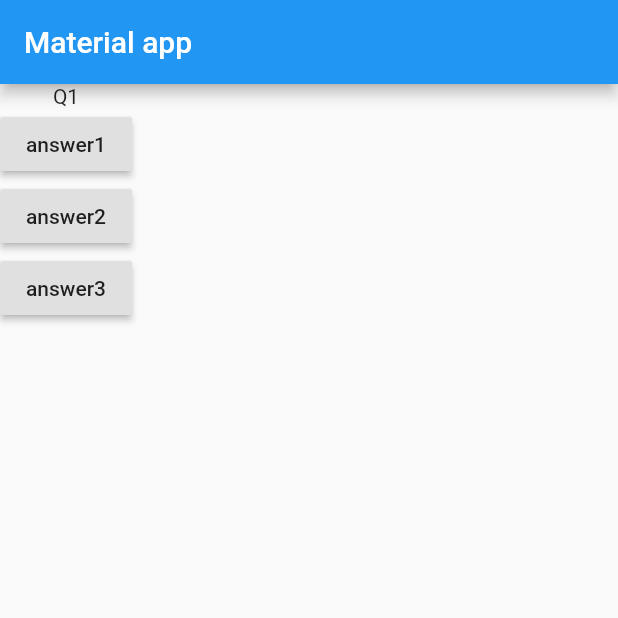
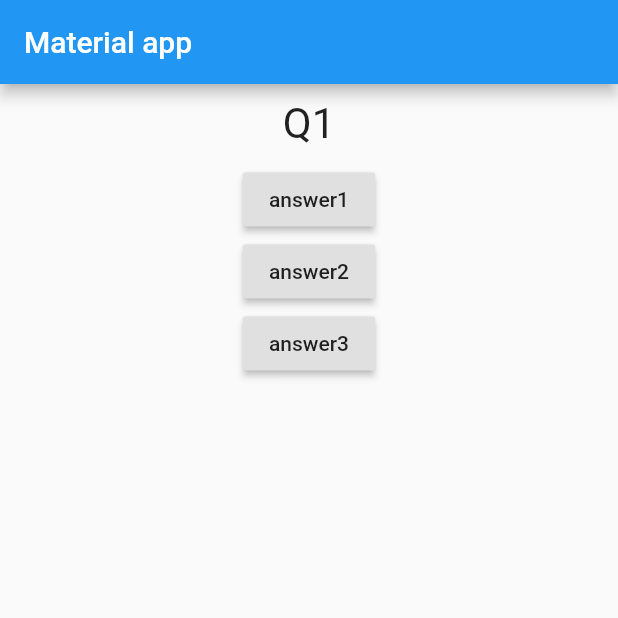
Before and after one commit to daniel199410/flutter, a Flutter app: the screen it shows after launch, on a phone screen of 412 x 824 dp, the top half of it. Run offline on Flutter 3.47's test engine with Material 2 defaults, Android fonts, the phone set to English and light mode, and no system bars.

```diff
--- a/first_app/lib/main.dart
+++ b/first_app/lib/main.dart
@@ -1,3 +1,4 @@
+import 'package:first_app/question.dart';
 import 'package:flutter/material.dart';
 
 const questions = ['Q1', 'Q2'];
@@ -16,7 +17,8 @@ class _MyAppState extends State<MyApp> {
 
   void _answerQuestion() {
     setState(() {
-      _questionIndex = _questionIndex < questions.length - 1 ? _questionIndex + 1 : 0;
+      _questionIndex =
+          _questionIndex < questions.length - 1 ? _questionIndex + 1 : 0;
     });
   }
 
@@ -28,7 +30,7 @@ class _MyAppState extends State<MyApp> {
           ),
           body: Column(
             children: [
-              Text(questions.elementAt(_questionIndex)),
+              Question(questions.elementAt(_questionIndex)),
               RaisedButton(
                 child: Text('answer1'),
                 onPressed: _answerQuestion,
--- /dev/null
+++ b/first_app/lib/question.dart
@@ -0,0 +1,20 @@
+import 'package:flutter/material.dart';
+
+class Question extends StatelessWidget {
+  final String questionText;
+
+  Question([this.questionText = 'a']);
+
+  @override
+  Widget build(BuildContext context) {
+    return Container(
+      margin: EdgeInsets.all(10),
+      width: double.infinity,
+      child: Text(
+        this.questionText ?? '',
+        style: TextStyle(fontSize: 28),
+        textAlign: TextAlign.center,
+      ),
+    );
+  }
+}
```
